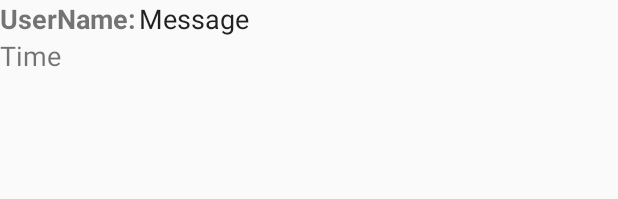
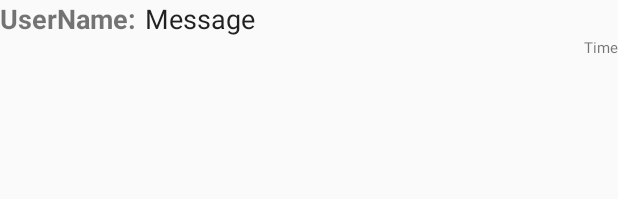
Before and after one commit to nayntisvn/JavaIV_Project_ChatSnap, an Android app: the layout message.xml on its own in the app's theme, with its tools: preview values and no code run, on a phone screen of 412 x 824 dp. Shown: the top 199 px of the screen. Run offline under Robolectric (Android 15) with nearby library versions, the phone set to English and light mode, and no system bars.

Commit message:
UI update

```diff
--- a/app/src/main/res/layout/message.xml
+++ b/app/src/main/res/layout/message.xml
@@ -7,7 +7,7 @@
 
     <LinearLayout
         android:layout_width="match_parent"
-        android:layout_height="match_parent"
+        android:layout_height="wrap_content"
         android:orientation="vertical">
 
         <LinearLayout
@@ -28,7 +28,7 @@
                 android:id="@+id/textView4"
                 android:layout_width="match_parent"
                 android:layout_height="wrap_content"
-                android:layout_marginRight="2dp"
+                android:layout_marginRight="6dp"
                 android:layout_weight="1"
                 android:text=":"
                 android:textSize="18dp"
@@ -46,7 +46,7 @@
 
         <LinearLayout
             android:layout_width="match_parent"
-            android:layout_height="match_parent"
+            android:layout_height="wrap_content"
             android:orientation="horizontal">
 
             <TextView
@@ -55,7 +55,8 @@
                 android:layout_height="wrap_content"
                 android:layout_weight="1"
                 android:text="Time"
-                android:textSize="18dp" />
+                android:gravity="right"
+                android:textSize="10dp" />
         </LinearLayout>
 
 
```
Also changed, not shown: app/src/main/res/layout/activity_friendlist.xml (+13 -0 lines), app/src/main/res/layout/friend.xml (+0 -13 lines).
